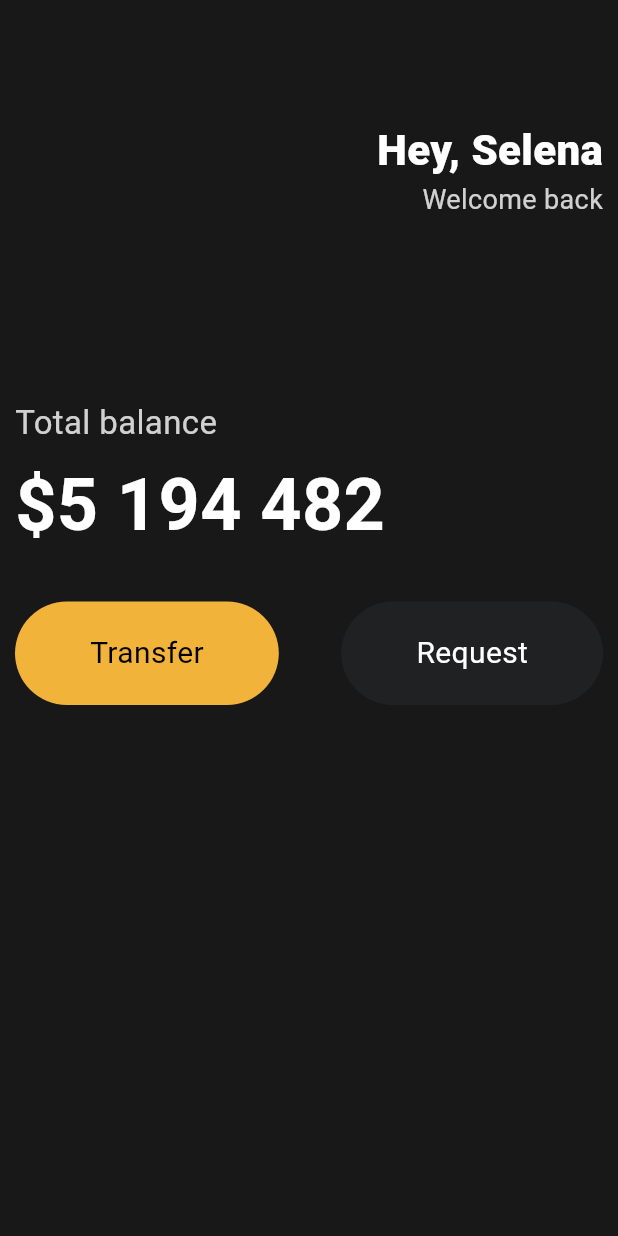
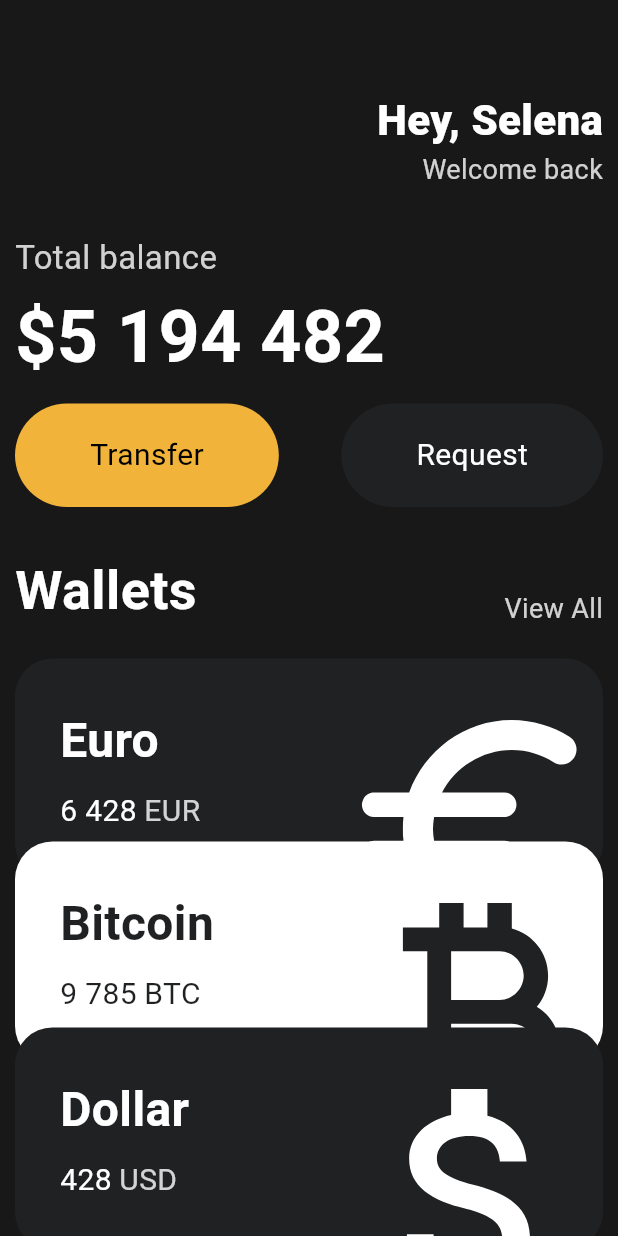
Before and after one commit to BaekSiyoon/StatelessWidget, a Flutter app: the screen it shows after launch, on a phone screen of 412 x 824 dp. Run offline on Flutter 3.47's test engine with Material 3 defaults, Android fonts, the phone set to English and light mode, and no system bars.

Commit message:
statelessWidget The End

```diff
--- a/lib/main.dart
+++ b/lib/main.dart
@@ -1,4 +1,5 @@
 import 'package:flutter/material.dart';
+import 'package:flutter_application_1/widgets/currency_card.dart';
 
 import 'widgets/button.dart';
 
@@ -13,8 +14,9 @@ class App extends StatelessWidget {
   Widget build(BuildContext context) {
     return MaterialApp(
       home: Scaffold(
-          backgroundColor: const Color(0xFF181818),
-          body: Padding(
+        backgroundColor: const Color(0xFF181818),
+        body: SingleChildScrollView(
+          child: Padding(
             padding: const EdgeInsets.symmetric(
               horizontal: 10,
             ),
@@ -22,7 +24,7 @@ class App extends StatelessWidget {
               crossAxisAlignment: CrossAxisAlignment.start,
               children: [
                 const SizedBox(
-                  height: 80,
+                  height: 60,
                 ),
                 Row(
                   mainAxisAlignment: MainAxisAlignment.end,
@@ -49,7 +51,7 @@ class App extends StatelessWidget {
                   ],
                 ),
                 const SizedBox(
-                  height: 120,
+                  height: 30,
                 ),
                 Text(
                   'Total balance',
@@ -59,7 +61,7 @@ class App extends StatelessWidget {
                   ),
                 ),
                 const SizedBox(
-                  height: 5,
+                  height: 3,
                 ),
                 const Text(
                   '\$5 194 482',
@@ -70,7 +72,7 @@ class App extends StatelessWidget {
                   ),
                 ),
                 const SizedBox(
-                  height: 30,
+                  height: 10,
                 ),
                 const Row(
                   mainAxisAlignment: MainAxisAlignment.spaceBetween,
@@ -86,10 +88,64 @@ class App extends StatelessWidget {
                       textColor: Colors.white,
                     ),
                   ],
-                )
+                ),
+                const SizedBox(
+                  height: 30,
+                ),
+                Row(
+                  crossAxisAlignment: CrossAxisAlignment.end,
+                  mainAxisAlignment: MainAxisAlignment.spaceBetween,
+                  children: [
+                    const Text(
+                      'Wallets',
+                      style: TextStyle(
+                        color: Colors.white,
+                        fontSize: 36,
+                        fontWeight: FontWeight.w600,
+                      ),
+                    ),
+                    Text(
+                      'View All',
+                      style: TextStyle(
+                          color: Colors.white.withOpacity(0.8), fontSize: 18),
+                    ),
+                  ],
+                ),
+                const SizedBox(
+                  height: 20,
+                ),
+                const CurrencyCard(
+                  name: 'Euro',
+                  code: 'EUR',
+                  amount: '6 428',
+                  icon: Icons.euro_rounded,
+                  isInverted: false,
+                ),
+                Transform.translate(
+                  offset: const Offset(0, -26),
+                  child: const CurrencyCard(
+                    name: 'Bitcoin',
+                    code: 'BTC',
+                    amount: '9 785',
+                    icon: Icons.currency_bitcoin,
+                    isInverted: true,
+                  ),
+                ),
+                Transform.translate(
+                  offset: const Offset(0, -50),
+                  child: const CurrencyCard(
+                    name: 'Dollar',
+                    code: 'USD',
+                    amount: '428',
+                    icon: Icons.attach_money_outlined,
+                    isInverted: false,
+                  ),
+                ),
               ],
             ),
-          )),
+          ),
+        ),
+      ),
     );
   }
 }
--- /dev/null
+++ b/lib/widgets/currency_card.dart
@@ -0,0 +1,87 @@
+import 'package:flutter/material.dart';
+
+class CurrencyCard extends StatelessWidget {
+  final String name, code, amount;
+  final IconData icon;
+  final bool isInverted;
+
+  final blackColor = const Color(0xFF1F2123);
+
+  // 생성자
+  const CurrencyCard({
+    super.key,
+    required this.name,
+    required this.code,
+    required this.amount,
+    required this.icon,
+    required this.isInverted,
+  });
+
+  @override
+  Widget build(BuildContext context) {
+    return Container(
+      clipBehavior: Clip.hardEdge,
+      decoration: BoxDecoration(
+          color: isInverted ? Colors.white : blackColor,
+          borderRadius: BorderRadius.circular(25)),
+      child: Padding(
+        padding: const EdgeInsets.all(30),
+        child: Row(
+          mainAxisAlignment: MainAxisAlignment.spaceBetween,
+          children: [
+            Column(
+              crossAxisAlignment: CrossAxisAlignment.start,
+              children: [
+                Text(
+                  name,
+                  style: TextStyle(
+                    color: isInverted ? blackColor : Colors.white,
+                    fontSize: 32,
+                    fontWeight: FontWeight.w600,
+                  ),
+                ),
+                const SizedBox(
+                  height: 10,
+                ),
+                Row(
+                  children: [
+                    Text(
+                      amount,
+                      style: TextStyle(
+                        color: isInverted ? blackColor : Colors.white,
+                        fontSize: 20,
+                      ),
+                    ),
+                    const SizedBox(
+                      width: 5,
+                    ),
+                    Text(
+                      code,
+                      style: TextStyle(
+                        color: isInverted
+                            ? blackColor
+                            : Colors.white.withOpacity(0.8),
+                        fontSize: 20,
+                      ),
+                    ),
+                  ],
+                ),
+              ],
+            ),
+            Transform.scale(
+              scale: 2.2,
+              child: Transform.translate(
+                offset: const Offset(-5, 18),
+                child: Icon(
+                  icon,
+                  color: isInverted ? blackColor : Colors.white,
+                  size: 88,
+                ),
+              ),
+            ),
+          ],
+        ),
+      ),
+    );
+  }
+}
```
